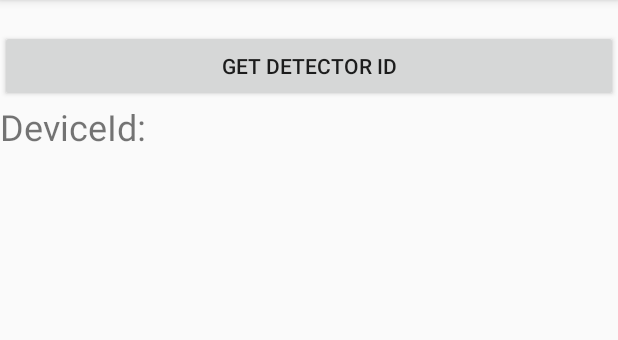
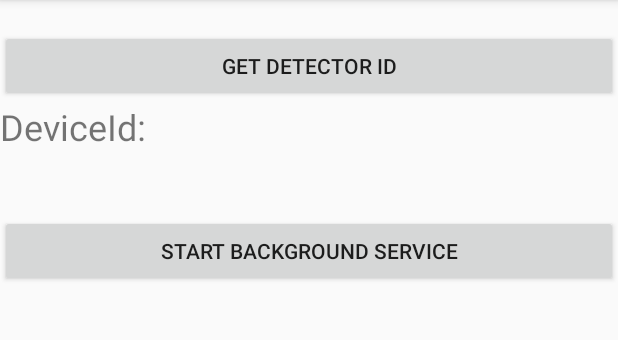
Before and after one commit to matrix-io/android-tracker-control-sample, an Android app: the screen it shows after launch (MainActivity), after a tap on "GET DETECTOR ID", on a phone screen of 412 x 824 dp, the part 84-424 px from its top. Run offline under Robolectric (Android 15) with nearby library versions, the phone set to English and light mode, and no system bars.

Commit message:
added sample for start/stop service and callbacks

```diff
--- a/app/src/main/java/com/admobilize/tracker/sample/MainActivity.java
+++ b/app/src/main/java/com/admobilize/tracker/sample/MainActivity.java
@@ -20,17 +20,26 @@ public class MainActivity extends AppCompatActivity {
     private static final String action_get_detector_id  = "ACTION_GET_ADMOBILIZE_DETECTOR_ID";
     private static final String action_on_detector_id   = "ACTION_ON_ADMOBILIZE_DETECTOR_ID";
 
-    public static final String KEY_DETECTOR_ID = "key_adm_detector_id";
+    private String action_enable;
+    private String action_start;
+    private String action_stop;
+
+    public static final String KEY_DETECTOR_ID   = "key_adm_detector_id";
+    public static final String KEY_CAMERA_ENABLE = "key_camera_enable";
 
     private String detectorId;
     private TextView tvDeviceId;
+    private Button btnGetDeviceId;
+    private Button btnStartStopService;
+    private boolean toggle;
 
     @Override
     protected void onCreate(Bundle savedInstanceState) {
         super.onCreate(savedInstanceState);
         setContentView(R.layout.activity_main);
 
-        Button btnGetDeviceId = findViewById(R.id.button);
+        btnGetDeviceId      = findViewById(R.id.btn_get_device_id);
+        btnStartStopService = findViewById(R.id.btn_start_stop);
         tvDeviceId = findViewById(R.id.tv_deviceId);
 
         btnGetDeviceId.setOnClickListener(new View.OnClickListener() {
@@ -40,10 +49,24 @@ public class MainActivity extends AppCompatActivity {
             }
         });
 
+        btnStartStopService.setOnClickListener(new View.OnClickListener() {
+            @Override
+            public void onClick(View view) {
+                setServiceEnable(toggle);
+            }
+        });
+
     }
 
     public void getDetectorId() {
         Intent intent = new Intent(action_get_detector_id);
+        sendBroadcast(intent);
+    }
+
+    public void setServiceEnable(boolean enable) {
+        Intent intent = new Intent(action_enable);
+        intent.putExtra(KEY_CAMERA_ENABLE, enable);
+        intent.addFlags(Intent.FLAG_INCLUDE_STOPPED_PACKAGES);
         sendBroadcast(intent);
     }
 
@@ -57,7 +80,9 @@ public class MainActivity extends AppCompatActivity {
                 Bundle extras = intent.getExtras();
                 if (extras != null) {
                     String webhookdata = extras.getString("webhook");
-                    Log.d(TAG,"webhook: "+webhookdata);
+                    if(webhookdata!=null){
+                        Log.d(TAG,"webhook: "+webhookdata);
+                    }
                 }
             }
             else if (action.equals(action_on_detector_id)){
@@ -66,17 +91,39 @@ public class MainActivity extends AppCompatActivity {
                    detectorId = extras.getString(KEY_DETECTOR_ID);
                    Log.d(TAG,"detectorId: "+detectorId);
                    tvDeviceId.setText(detectorId);
+                   configReceiver(detectorId);
                 }
+            }
+            else if(action.equals(action_start)) {
+
+                Log.d(TAG,"service start");
+                btnStartStopService.setText("STOP BACKGROUND SERVICE");
+
+            }
+            else if(action.equals(action_stop)) {
+
+                Log.d(TAG,"service stop");
+                btnStartStopService.setText("START BACKGROUND SERVICE");
+
             }
 
         }
     };
 
-    private void configReceiver () {
+    private void configReceiver(String detectorId) {
+
+        action_enable = "ACTION"+detectorId+"ENABLE";
+        action_start =  "ACTION"+detectorId+"SERVICE_START";
+        action_stop = "ACTION"+detectorId+"SERVICE_STOP";
+
         IntentFilter intentFilter = new IntentFilter();
+
         intentFilter.addAction(action_detector_webhook);
         intentFilter.addAction(action_get_detector_id);
         intentFilter.addAction(action_on_detector_id);
+        intentFilter.addAction(action_enable);
+        intentFilter.addAction(action_start);
+        intentFilter.addAction(action_stop);
 
         registerReceiver(mReceiver, intentFilter);
     }
@@ -84,7 +131,7 @@ public class MainActivity extends AppCompatActivity {
     @Override
     protected void onResume() {
         super.onResume();
-        configReceiver();
+        configReceiver(detectorId);
     }
 
     @Override
--- a/app/src/main/res/layout/activity_main.xml
+++ b/app/src/main/res/layout/activity_main.xml
@@ -6,18 +6,17 @@
     tools:context=".MainActivity">
 
     <Button
-        android:id="@+id/button"
+        android:id="@+id/btn_get_device_id"
         android:layout_width="match_parent"
         android:layout_height="wrap_content"
         android:layout_marginTop="20dp"
         android:text="GET DETECTOR ID" />
 
-
     <TextView
         android:id="@+id/tv_deviceId_hint"
         android:layout_width="wrap_content"
         android:layout_height="wrap_content"
-        android:layout_below="@id/button"
+        android:layout_below="@id/btn_get_device_id"
         android:text="DeviceId:"
         android:textSize="24sp" />
 
@@ -26,8 +25,19 @@
         android:layout_width="match_parent"
         android:layout_height="wrap_content"
         android:layout_below="@id/tv_deviceId_hint"
-        android:layout_marginTop="5dp"
+        android:layout_marginTop="1dp"
+        android:textAlignment="center"
         android:text=""
-        android:textSize="20sp" />
+        android:textSize="19sp" />
+
+
+    <Button
+        android:id="@+id/btn_start_stop"
+        android:layout_width="match_parent"
+        android:layout_height="wrap_content"
+        android:layout_below="@id/tv_deviceId"
+        android:layout_marginTop="15dp"
+        android:text="start background service" />
+
 
 </RelativeLayout>
```
